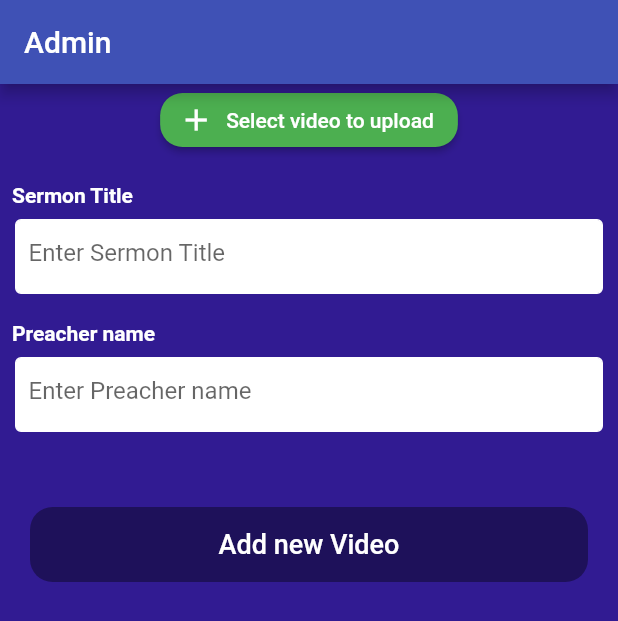
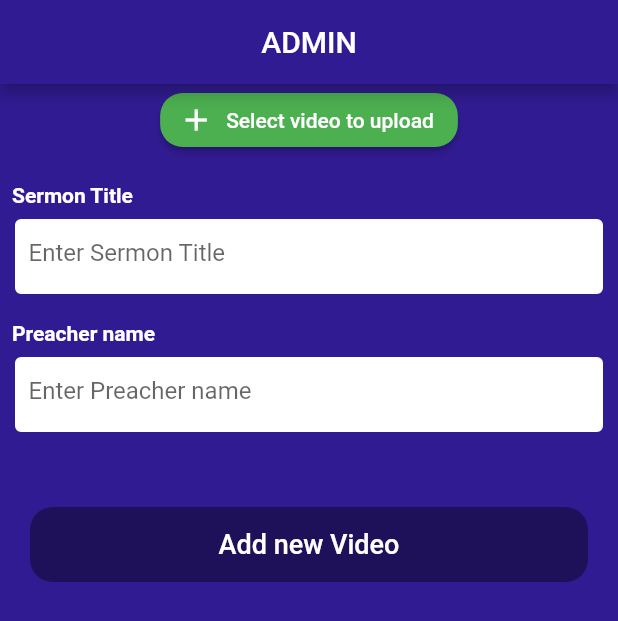
Before and after one commit to nadia70/fgck_app, a Flutter app: the screen it shows after launch, on a phone screen of 412 x 824 dp. Shown: the top 621 px of the screen. Run offline on Flutter 3.47's test engine with Material 2 defaults, Android fonts, the light colour scheme and no system bars; our stand-ins replace image_picker, video_player.

Commit message:
admin changes

```diff
--- a/lib/admin.dart
+++ b/lib/admin.dart
@@ -1,6 +1,4 @@
 import 'dart:io';
-
-import 'package:firebase_storage/firebase_storage.dart';
 import 'package:flutter/material.dart';
 import 'package:image_picker/image_picker.dart';
 import 'package:video_player/video_player.dart';
@@ -39,7 +37,9 @@ class _AdminState extends State<Admin> {
     return Scaffold(
       backgroundColor: Colors.deepPurple[900],
       appBar: AppBar(
-        title: Text('Admin'),
+        title: Text('ADMIN'),
+          backgroundColor: Colors.deepPurple[900],
+        centerTitle: true,
       ),
       // Use a FutureBuilder to display a loading spinner while waiting for the
       // VideoPlayerController to finish initializing.
--- a/pubspec.yaml
+++ b/pubspec.yaml
@@ -25,8 +25,6 @@ dependencies:
   cupertino_icons: ^0.1.2
   image_picker:
   video_player: ^0.7.2
-  firebase_storage: ^1.0.0
-  cloud_firestore: any
 
 dev_dependencies:
   flutter_test:
```
Also changed, not shown: pubspec.lock, 3 other files.
